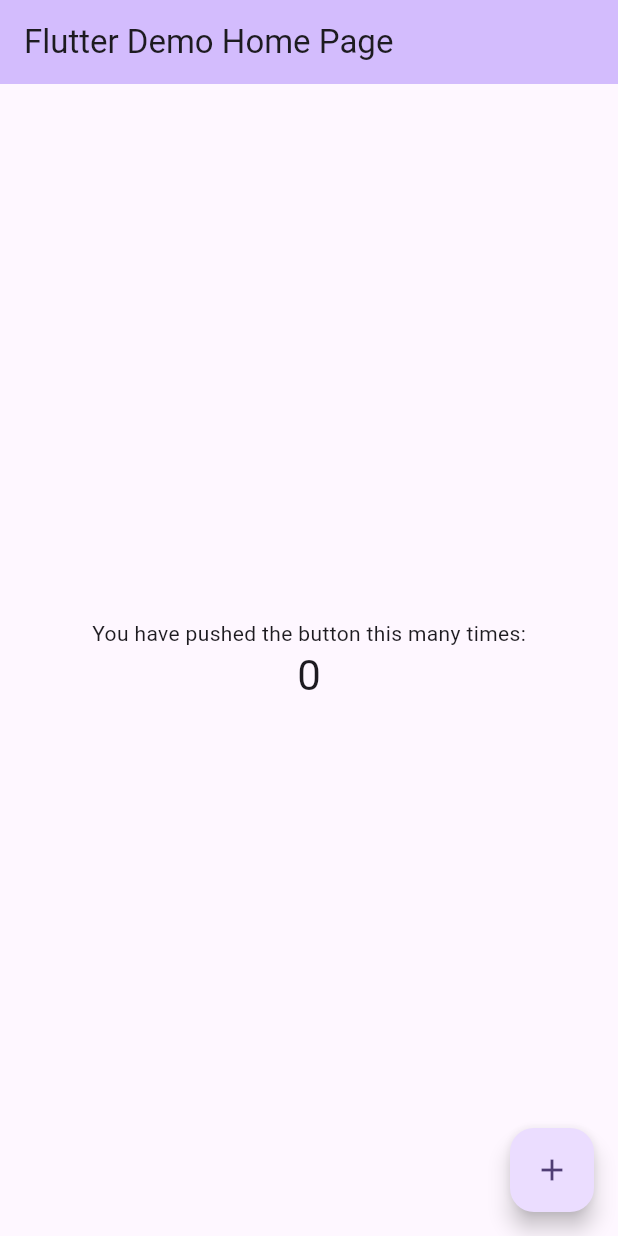
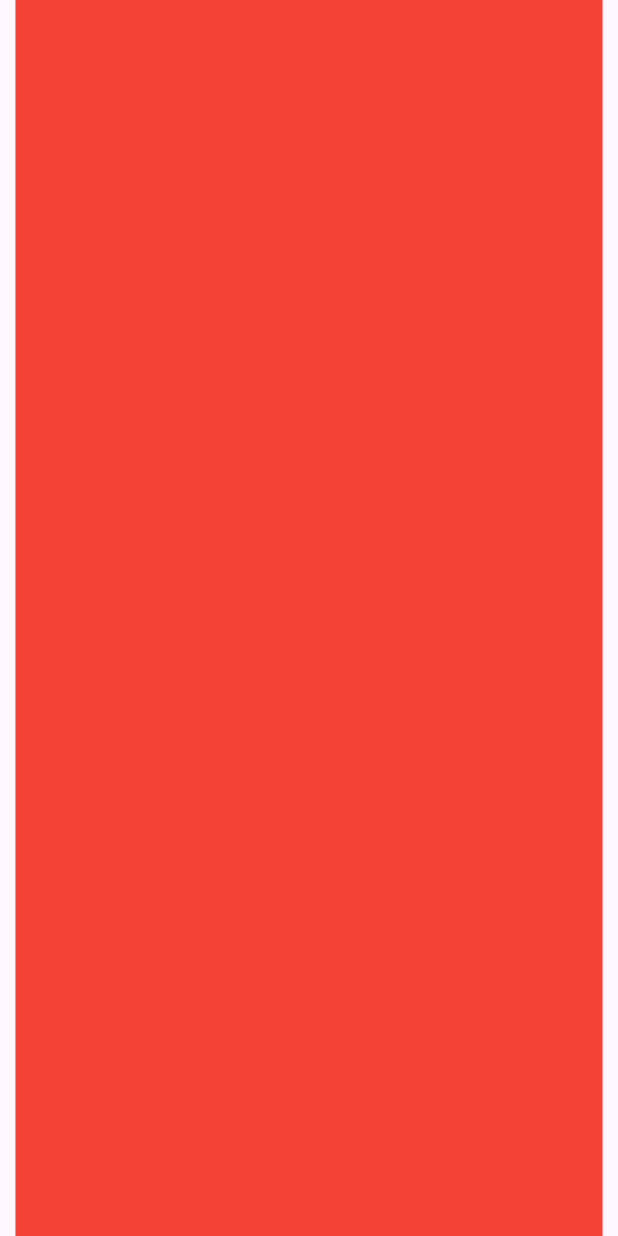
Before and after one commit to Sun-Kwak/ui_challenges_andrea, a Flutter app: the screen it shows after launch, on a phone screen of 412 x 824 dp. Run offline on Flutter 3.47's test engine with Material 3 defaults, Android fonts, the phone set to English and light mode, and no system bars.

Commit message:
[UPDATE] 반응형 구현

```diff
--- a/lib/main.dart
+++ b/lib/main.dart
@@ -1,4 +1,5 @@
 import 'package:flutter/material.dart';
+import 'twitter_embed_card.dart';
 
 void main() {
   runApp(const MyApp());
@@ -7,119 +8,16 @@
 class MyApp extends StatelessWidget {
   const MyApp({super.key});
 
-  // This widget is the root of your application.
   @override
   Widget build(BuildContext context) {
-    return MaterialApp(
-      title: 'Flutter Demo',
-      theme: ThemeData(
-        // This is the theme of your application.
-        //
-        // TRY THIS: Try running your application with "flutter run". You'll see
-        // the application has a purple toolbar. Then, without quitting the app,
-        // try changing the seedColor in the colorScheme below to Colors.green
-        // and then invoke "hot reload" (save your changes or press the "hot
-        // reload" button in a Flutter-supported IDE, or press "r" if you used
-        // the command line to start the app).
-        //
-        // Notice that the counter didn't reset back to zero; the application
-        // state is not lost during the reload. To reset the state, use hot
-        // restart instead.
-        //
-        // This works for code too, not just values: Most code changes can be
-        // tested with just a hot reload.
-        colorScheme: ColorScheme.fromSeed(seedColor: Colors.deepPurple),
-        useMaterial3: true,
-      ),
-      home: const MyHomePage(title: 'Flutter Demo Home Page'),
+    WidgetsBinding.instance.addPostFrameCallback((_) {
+      var screenSize = MediaQuery.of(context).size;
+      print('화면 너비: ${screenSize.width}');
+      print('화면 높이: ${screenSize.height}');
+    });
+    return const MaterialApp(
+      debugShowCheckedModeBanner: false,
+      home: TwitterEmbed(),
     );
   }
 }
-
-class MyHomePage extends StatefulWidget {
-  const MyHomePage({super.key, required this.title});
-
-  // This widget is the home page of your application. It is stateful, meaning
-  // that it has a State object (defined below) that contains fields that affect
-  // how it looks.
-
-  // This class is the configuration for the state. It holds the values (in this
-  // case the title) provided by the parent (in this case the App widget) and
-  // used by the build method of the State. Fields in a Widget subclass are
-  // always marked "final".
-
-  final String title;
-
-  @override
-  State<MyHomePage> createState() => _MyHomePageState();
-}
-
-class _MyHomePageState extends State<MyHomePage> {
-  int _counter = 0;
-
-  void _incrementCounter() {
-    setState(() {
-      // This call to setState tells the Flutter framework that something has
-      // changed in this State, which causes it to rerun the build method below
-      // so that the display can reflect the updated values. If we changed
-      // _counter without calling setState(), then the build method would not be
-      // called again, and so nothing would appear to happen.
-      _counter++;
-    });
-  }
-
-  @override
-  Widget build(BuildContext context) {
-    // This method is rerun every time setState is called, for instance as done
-    // by the _incrementCounter method above.
-    //
-    // The Flutter framework has been optimized to make rerunning build methods
-    // fast, so that you can just rebuild anything that needs updating rather
-    // than having to individually change instances of widgets.
-    return Scaffold(
-      appBar: AppBar(
-        // TRY THIS: Try changing the color here to a specific color (to
-        // Colors.amber, perhaps?) and trigger a hot reload to see the AppBar
-        // change color while the other colors stay the same.
-        backgroundColor: Theme.of(context).colorScheme.inversePrimary,
-        // Here we take the value from the MyHomePage object that was created by
-        // the App.build method, and use it to set our appbar title.
-        title: Text(widget.title),
-      ),
-      body: Center(
-        // Center is a layout widget. It takes a single child and positions it
-        // in the middle of the parent.
-        child: Column(
-          // Column is also a layout widget. It takes a list of children and
-          // arranges them vertically. By default, it sizes itself to fit its
-          // children horizontally, and tries to be as tall as its parent.
-          //
-          // Column has various properties to control how it sizes itself and
-          // how it positions its children. Here we use mainAxisAlignment to
-          // center the children vertically; the main axis here is the vertical
-          // axis because Columns are vertical (the cross axis would be
-          // horizontal).
-          //
-          // TRY THIS: Invoke "debug painting" (choose the "Toggle Debug Paint"
-          // action in the IDE, or press "p" in the console), to see the
-          // wireframe for each widget.
-          mainAxisAlignment: MainAxisAlignment.center,
-          children: <Widget>[
-            const Text(
-              'You have pushed the button this many times:',
-            ),
-            Text(
-              '$_counter',
-              style: Theme.of(context).textTheme.headlineMedium,
-            ),
-          ],
-        ),
-      ),
-      floatingActionButton: FloatingActionButton(
-        onPressed: _incrementCounter,
-        tooltip: 'Increment',
-        child: const Icon(Icons.add),
-      ), // This trailing comma makes auto-formatting nicer for build methods.
-    );
-  }
-}
--- /dev/null
+++ b/lib/twitter_embed_card.dart
@@ -0,0 +1,33 @@
+import 'package:flutter/material.dart';
+
+class TwitterEmbed extends StatelessWidget {
+  const TwitterEmbed({super.key});
+
+  @override
+  Widget build(BuildContext context) {
+    return Scaffold(
+      body: SafeArea(
+        child: Center(
+          child: LayoutBuilder(
+            builder: (BuildContext context, BoxConstraints constraints) {
+              double maxWidth = constraints.maxWidth;
+              if (maxWidth > 640) {
+                maxWidth = 640;
+              } else {
+                maxWidth = constraints.maxWidth;
+              }
+              return _buildTop(maxWidth);
+            },
+          ),
+        ),
+      ),
+    );
+  }
+
+  Widget _buildTop(double maxWidth) {
+    return Container(
+      width: maxWidth*0.95,
+      color: Colors.red,
+    );
+  }
+}
```
Also changed, not shown: lib/twiter_embed_card.dart (deleted).
